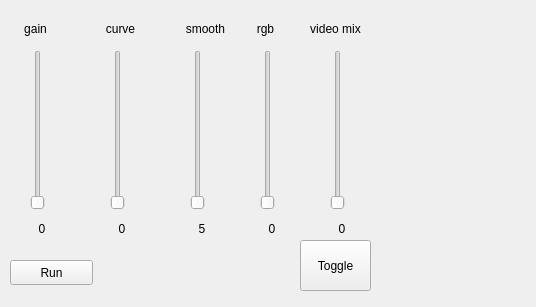
First picture: the form in berlin/ui/main.ui, repository kureta/zak_visuals, before the edit.
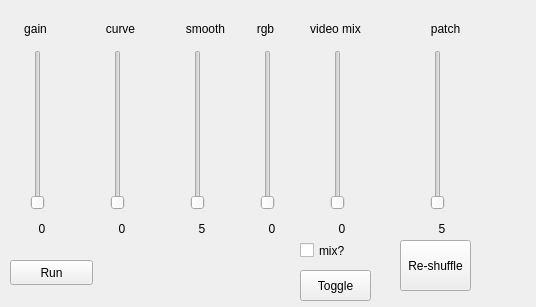
Second picture: the form after the edit.

Commit message: Randomize patch and make video mixing optional

What changed in the file:
```diff
--- a/berlin/ui/main.ui
+++ b/berlin/ui/main.ui
@@ -235,9 +235,9 @@
     <property name="geometry">
      <rect>
       <x>300</x>
-      <y>240</y>
+      <y>270</y>
       <width>71</width>
-      <height>51</height>
+      <height>31</height>
      </rect>
     </property>
     <property name="text">
@@ -295,6 +295,83 @@
      <enum>Qt::Vertical</enum>
     </property>
    </widget>
+   <widget class="QLabel" name="patch_label">
+    <property name="geometry">
+     <rect>
+      <x>410</x>
+      <y>220</y>
+      <width>64</width>
+      <height>17</height>
+     </rect>
+    </property>
+    <property name="text">
+     <string>5</string>
+    </property>
+    <property name="alignment">
+     <set>Qt::AlignCenter</set>
+    </property>
+   </widget>
+   <widget class="QLabel" name="label_7">
+    <property name="geometry">
+     <rect>
+      <x>420</x>
+      <y>20</y>
+      <width>51</width>
+      <height>17</height>
+     </rect>
+    </property>
+    <property name="text">
+     <string>patch</string>
+    </property>
+    <property name="alignment">
+     <set>Qt::AlignCenter</set>
+    </property>
+   </widget>
+   <widget class="QSlider" name="patch_slider">
+    <property name="geometry">
+     <rect>
+      <x>430</x>
+      <y>50</y>
+      <width>16</width>
+      <height>160</height>
+     </rect>
+    </property>
+    <property name="minimum">
+     <number>1</number>
+    </property>
+    <property name="maximum">
+     <number>129</number>
+    </property>
+    <property name="orientation">
+     <enum>Qt::Vertical</enum>
+    </property>
+   </widget>
+   <widget class="QPushButton" name="patch_button">
+    <property name="geometry">
+     <rect>
+      <x>400</x>
+      <y>240</y>
+      <width>71</width>
+      <height>51</height>
+     </rect>
+    </property>
+    <property name="text">
+     <string>Re-shuffle</string>
+    </property>
+   </widget>
+   <widget class="QCheckBox" name="video_mix_checkbox">
+    <property name="geometry">
+     <rect>
+      <x>300</x>
+      <y>240</y>
+      <width>85</width>
+      <height>21</height>
+     </rect>
+    </property>
+    <property name="text">
+     <string>mix?</string>
+    </property>
+   </widget>
   </widget>
  </widget>
  <resources/>
```
The commit also changes 2 other files.
